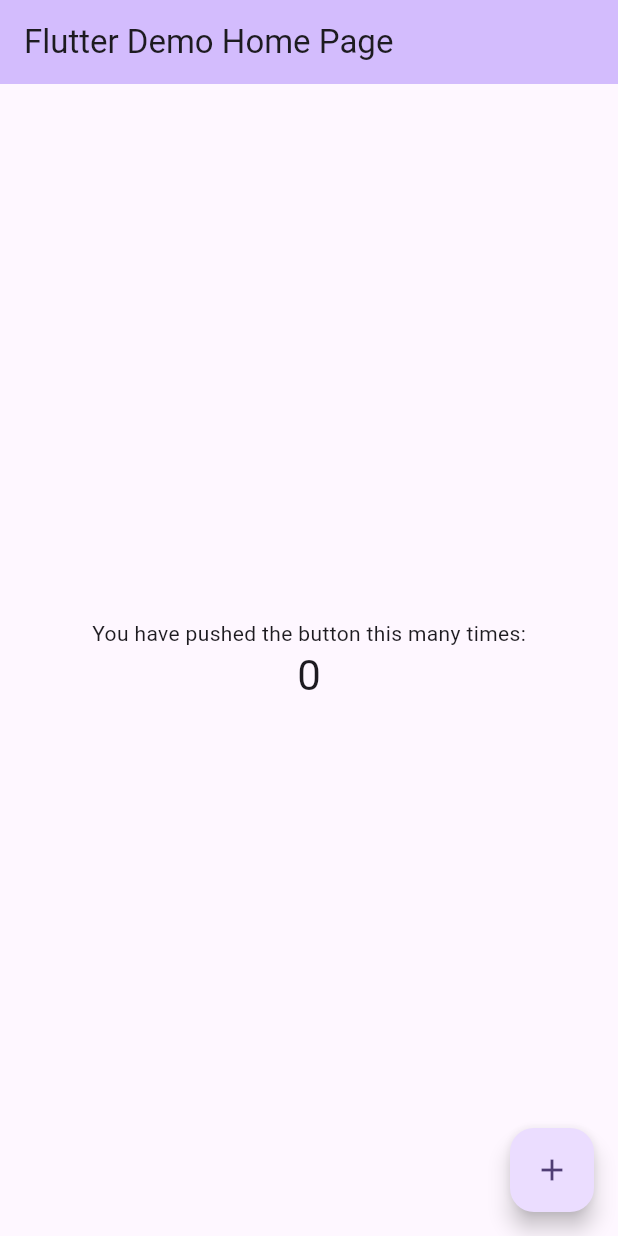
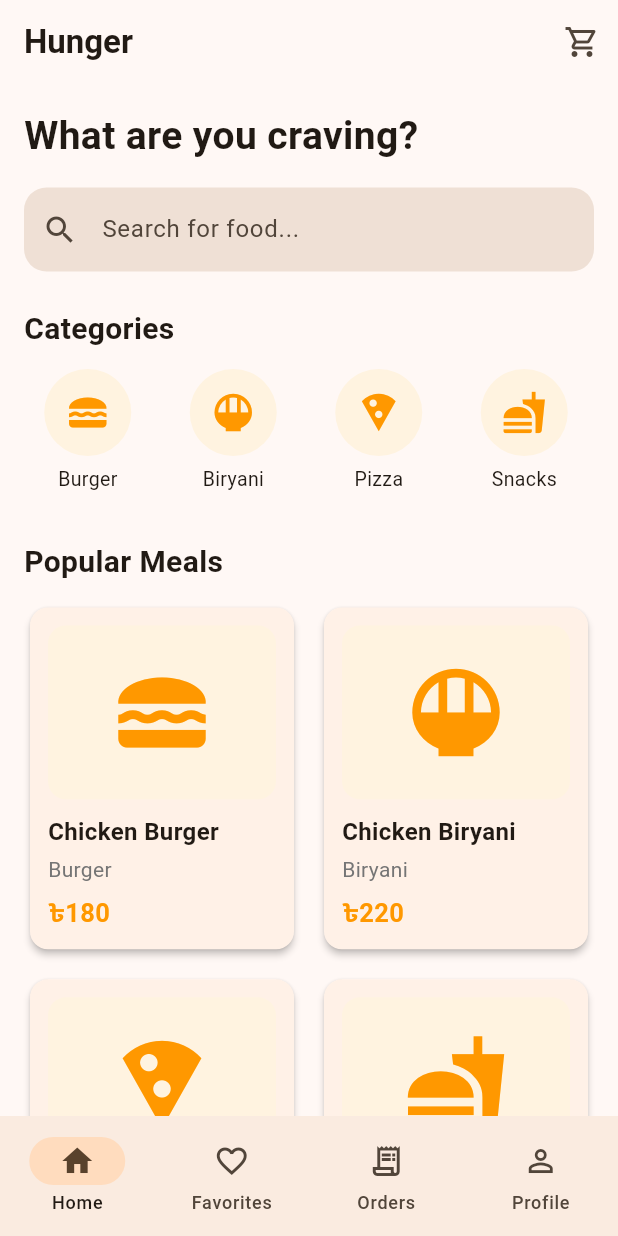
Before and after one commit to Abdullah9b/hunger-flutter-app, a Flutter app: the screen it shows after launch, on a phone screen of 412 x 824 dp. Run offline on Flutter 3.47's test engine with Material 3 defaults, Android fonts, the phone set to English and light mode, and no system bars; our stand-ins replace firebase_core; accounts and stored records are empty.

Commit message:
Add Firebase and Hunger home page

```diff
--- a/lib/main.dart
+++ b/lib/main.dart
@@ -1,122 +1,277 @@
 import 'package:flutter/material.dart';
+import 'package:firebase_core/firebase_core.dart';
 
-void main() {
-  runApp(const MyApp());
+import 'firebase_options.dart';
+
+void main() async {
+  WidgetsFlutterBinding.ensureInitialized();
+
+  await Firebase.initializeApp(options: DefaultFirebaseOptions.currentPlatform);
+
+  runApp(const HungerApp());
 }
 
-class MyApp extends StatelessWidget {
-  const MyApp({super.key});
+class HungerApp extends StatelessWidget {
+  const HungerApp({super.key});
 
-  // This widget is the root of your application.
   @override
   Widget build(BuildContext context) {
     return MaterialApp(
-      title: 'Flutter Demo',
+      debugShowCheckedModeBanner: false,
+      title: 'Hunger',
       theme: ThemeData(
-        // This is the theme of your application.
-        //
-        // TRY THIS: Try running your application with "flutter run". You'll see
-        // the application has a purple toolbar. Then, without quitting the app,
-        // try changing the seedColor in the colorScheme below to Colors.green
-        // and then invoke "hot reload" (save your changes or press the "hot
-        // reload" button in a Flutter-supported IDE, or press "r" if you used
-        // the command line to start the app).
-        //
-        // Notice that the counter didn't reset back to zero; the application
-        // state is not lost during the reload. To reset the state, use hot
-        // restart instead.
-        //
-        // This works for code too, not just values: Most code changes can be
-        // tested with just a hot reload.
-        colorScheme: .fromSeed(seedColor: Colors.deepPurple),
+        colorScheme: ColorScheme.fromSeed(seedColor: Colors.orange),
+        useMaterial3: true,
       ),
-      home: const MyHomePage(title: 'Flutter Demo Home Page'),
+      home: const HungerHomePage(),
     );
   }
 }
 
-class MyHomePage extends StatefulWidget {
-  const MyHomePage({super.key, required this.title});
-
-  // This widget is the home page of your application. It is stateful, meaning
-  // that it has a State object (defined below) that contains fields that affect
-  // how it looks.
-
-  // This class is the configuration for the state. It holds the values (in this
-  // case the title) provided by the parent (in this case the App widget) and
-  // used by the build method of the State. Fields in a Widget subclass are
-  // always marked "final".
-
-  final String title;
+class HungerHomePage extends StatefulWidget {
+  const HungerHomePage({super.key});
 
   @override
-  State<MyHomePage> createState() => _MyHomePageState();
+  State<HungerHomePage> createState() => _HungerHomePageState();
 }
 
-class _MyHomePageState extends State<MyHomePage> {
-  int _counter = 0;
+class _HungerHomePageState extends State<HungerHomePage> {
+  int _selectedIndex = 0;
 
-  void _incrementCounter() {
-    setState(() {
-      // This call to setState tells the Flutter framework that something has
-      // changed in this State, which causes it to rerun the build method below
-      // so that the display can reflect the updated values. If we changed
-      // _counter without calling setState(), then the build method would not be
-      // called again, and so nothing would appear to happen.
-      _counter++;
-    });
-  }
+  final List<Map<String, dynamic>> meals = [
+    {
+      'name': 'Chicken Burger',
+      'category': 'Burger',
+      'price': 180,
+      'icon': Icons.lunch_dining,
+    },
+    {
+      'name': 'Chicken Biryani',
+      'category': 'Biryani',
+      'price': 220,
+      'icon': Icons.rice_bowl,
+    },
+    {
+      'name': 'Pizza',
+      'category': 'Pizza',
+      'price': 350,
+      'icon': Icons.local_pizza,
+    },
+    {
+      'name': 'French Fries',
+      'category': 'Snacks',
+      'price': 120,
+      'icon': Icons.fastfood,
+    },
+  ];
 
   @override
   Widget build(BuildContext context) {
-    // This method is rerun every time setState is called, for instance as done
-    // by the _incrementCounter method above.
-    //
-    // The Flutter framework has been optimized to make rerunning build methods
-    // fast, so that you can just rebuild anything that needs updating rather
-    // than having to individually change instances of widgets.
     return Scaffold(
       appBar: AppBar(
-        // TRY THIS: Try changing the color here to a specific color (to
-        // Colors.amber, perhaps?) and trigger a hot reload to see the AppBar
-        // change color while the other colors stay the same.
-        backgroundColor: Theme.of(context).colorScheme.inversePrimary,
-        // Here we take the value from the MyHomePage object that was created by
-        // the App.build method, and use it to set our appbar title.
-        title: Text(widget.title),
+        title: const Text(
+          'Hunger',
+          style: TextStyle(fontWeight: FontWeight.bold),
+        ),
+        actions: [
+          IconButton(
+            onPressed: () {},
+            icon: const Icon(Icons.shopping_cart_outlined),
+          ),
+        ],
       ),
-      body: Center(
-        // Center is a layout widget. It takes a single child and positions it
-        // in the middle of the parent.
-        child: Column(
-          // Column is also a layout widget. It takes a list of children and
-          // arranges them vertically. By default, it sizes itself to fit its
-          // children horizontally, and tries to be as tall as its parent.
-          //
-          // Column has various properties to control how it sizes itself and
-          // how it positions its children. Here we use mainAxisAlignment to
-          // center the children vertically; the main axis here is the vertical
-          // axis because Columns are vertical (the cross axis would be
-          // horizontal).
-          //
-          // TRY THIS: Invoke "debug painting" (choose the "Toggle Debug Paint"
-          // action in the IDE, or press "p" in the console), to see the
-          // wireframe for each widget.
-          mainAxisAlignment: .center,
-          children: [
-            const Text('You have pushed the button this many times:'),
-            Text(
-              '$_counter',
-              style: Theme.of(context).textTheme.headlineMedium,
+      body: _selectedIndex == 0
+          ? _buildHomePage()
+          : Center(
+              child: Text(
+                _selectedIndex == 1
+                    ? 'Favorites'
+                    : _selectedIndex == 2
+                    ? 'Orders'
+                    : 'Profile',
+                style: const TextStyle(
+                  fontSize: 24,
+                  fontWeight: FontWeight.bold,
+                ),
+              ),
             ),
-          ],
-        ),
+      bottomNavigationBar: NavigationBar(
+        selectedIndex: _selectedIndex,
+        onDestinationSelected: (index) {
+          setState(() {
+            _selectedIndex = index;
+          });
+        },
+        destinations: const [
+          NavigationDestination(
+            icon: Icon(Icons.home_outlined),
+            selectedIcon: Icon(Icons.home),
+            label: 'Home',
+          ),
+          NavigationDestination(
+            icon: Icon(Icons.favorite_border),
+            selectedIcon: Icon(Icons.favorite),
+            label: 'Favorites',
+          ),
+          NavigationDestination(
+            icon: Icon(Icons.receipt_long_outlined),
+            selectedIcon: Icon(Icons.receipt_long),
+            label: 'Orders',
+          ),
+          NavigationDestination(
+            icon: Icon(Icons.person_outline),
+            selectedIcon: Icon(Icons.person),
+            label: 'Profile',
+          ),
+        ],
       ),
-      floatingActionButton: FloatingActionButton(
-        onPressed: _incrementCounter,
-        tooltip: 'Increment',
-        child: const Icon(Icons.add),
+    );
+  }
+
+  Widget _buildHomePage() {
+    return SingleChildScrollView(
+      padding: const EdgeInsets.all(16),
+      child: Column(
+        crossAxisAlignment: CrossAxisAlignment.start,
+        children: [
+          const Text(
+            'What are you craving?',
+            style: TextStyle(fontSize: 26, fontWeight: FontWeight.bold),
+          ),
+          const SizedBox(height: 16),
+          TextField(
+            decoration: InputDecoration(
+              hintText: 'Search for food...',
+              prefixIcon: const Icon(Icons.search),
+              filled: true,
+              border: OutlineInputBorder(
+                borderRadius: BorderRadius.circular(15),
+                borderSide: BorderSide.none,
+              ),
+            ),
+          ),
+          const SizedBox(height: 24),
+          const Text(
+            'Categories',
+            style: TextStyle(fontSize: 20, fontWeight: FontWeight.bold),
+          ),
+          const SizedBox(height: 12),
+          SizedBox(
+            height: 90,
+            child: ListView(
+              scrollDirection: Axis.horizontal,
+              children: const [
+                _CategoryItem(icon: Icons.lunch_dining, name: 'Burger'),
+                _CategoryItem(icon: Icons.rice_bowl, name: 'Biryani'),
+                _CategoryItem(icon: Icons.local_pizza, name: 'Pizza'),
+                _CategoryItem(icon: Icons.fastfood, name: 'Snacks'),
+              ],
+            ),
+          ),
+          const SizedBox(height: 24),
+          const Text(
+            'Popular Meals',
+            style: TextStyle(fontSize: 20, fontWeight: FontWeight.bold),
+          ),
+          const SizedBox(height: 12),
+          GridView.builder(
+            shrinkWrap: true,
+            physics: const NeverScrollableScrollPhysics(),
+            itemCount: meals.length,
+            gridDelegate: const SliverGridDelegateWithFixedCrossAxisCount(
+              crossAxisCount: 2,
+              crossAxisSpacing: 12,
+              mainAxisSpacing: 12,
+              childAspectRatio: 0.78,
+            ),
+            itemBuilder: (context, index) {
+              final meal = meals[index];
+
+              return Card(
+                elevation: 2,
+                clipBehavior: Clip.antiAlias,
+                child: InkWell(
+                  onTap: () {},
+                  child: Padding(
+                    padding: const EdgeInsets.all(12),
+                    child: Column(
+                      crossAxisAlignment: CrossAxisAlignment.start,
+                      children: [
+                        Expanded(
+                          child: Container(
+                            width: double.infinity,
+                            decoration: BoxDecoration(
+                              color: Colors.orange.shade50,
+                              borderRadius: BorderRadius.circular(12),
+                            ),
+                            child: Icon(
+                              meal['icon'],
+                              size: 70,
+                              color: Colors.orange,
+                            ),
+                          ),
+                        ),
+                        const SizedBox(height: 10),
+                        Text(
+                          meal['name'],
+                          style: const TextStyle(
+                            fontSize: 16,
+                            fontWeight: FontWeight.bold,
+                          ),
+                        ),
+                        const SizedBox(height: 4),
+                        Text(
+                          meal['category'],
+                          style: TextStyle(color: Colors.grey.shade600),
+                        ),
+                        const SizedBox(height: 6),
+                        Text(
+                          '৳${meal['price']}',
+                          style: const TextStyle(
+                            fontSize: 17,
+                            fontWeight: FontWeight.bold,
+                            color: Colors.orange,
+                          ),
+                        ),
+                      ],
+                    ),
+                  ),
+                ),
+              );
+            },
+          ),
+        ],
       ),
     );
   }
 }
+
+class _CategoryItem extends StatelessWidget {
+  final IconData icon;
+  final String name;
+
+  const _CategoryItem({required this.icon, required this.name});
+
+  @override
+  Widget build(BuildContext context) {
+    return Container(
+      width: 85,
+      margin: const EdgeInsets.only(right: 12),
+      child: Column(
+        children: [
+          Container(
+            width: 58,
+            height: 58,
+            decoration: BoxDecoration(
+              color: Colors.orange.shade50,
+              shape: BoxShape.circle,
+            ),
+            child: Icon(icon, color: Colors.orange, size: 30),
+          ),
+          const SizedBox(height: 6),
+          Text(name, style: const TextStyle(fontSize: 13)),
+        ],
+      ),
+    );
+  }
+}
--- a/pubspec.yaml
+++ b/pubspec.yaml
@@ -34,6 +34,8 @@ dependencies:
   # The following adds the Cupertino Icons font to your application.
   # Use with the CupertinoIcons class for iOS style icons.
   cupertino_icons: ^1.0.8
+  firebase_core: ^4.14.0
+  cloud_firestore: ^6.9.0
 
 dev_dependencies:
   flutter_test:
```
Also changed, not shown: firebase.json (added), lib/firebase_options.dart (added), pubspec.lock, 8 other files.
